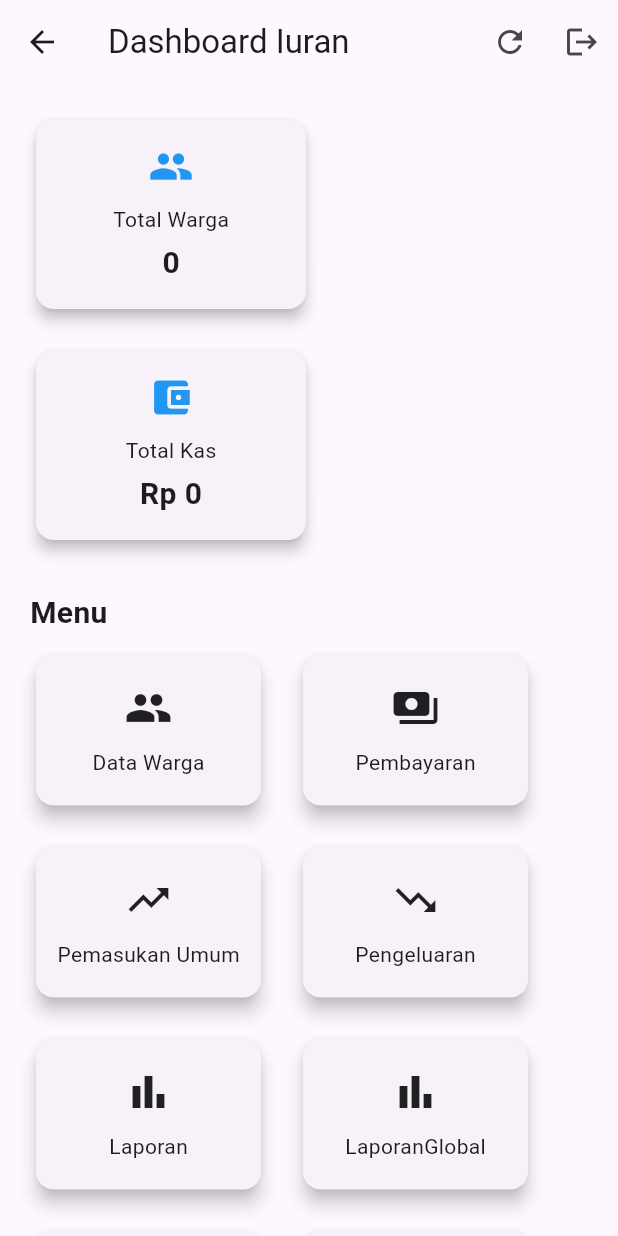
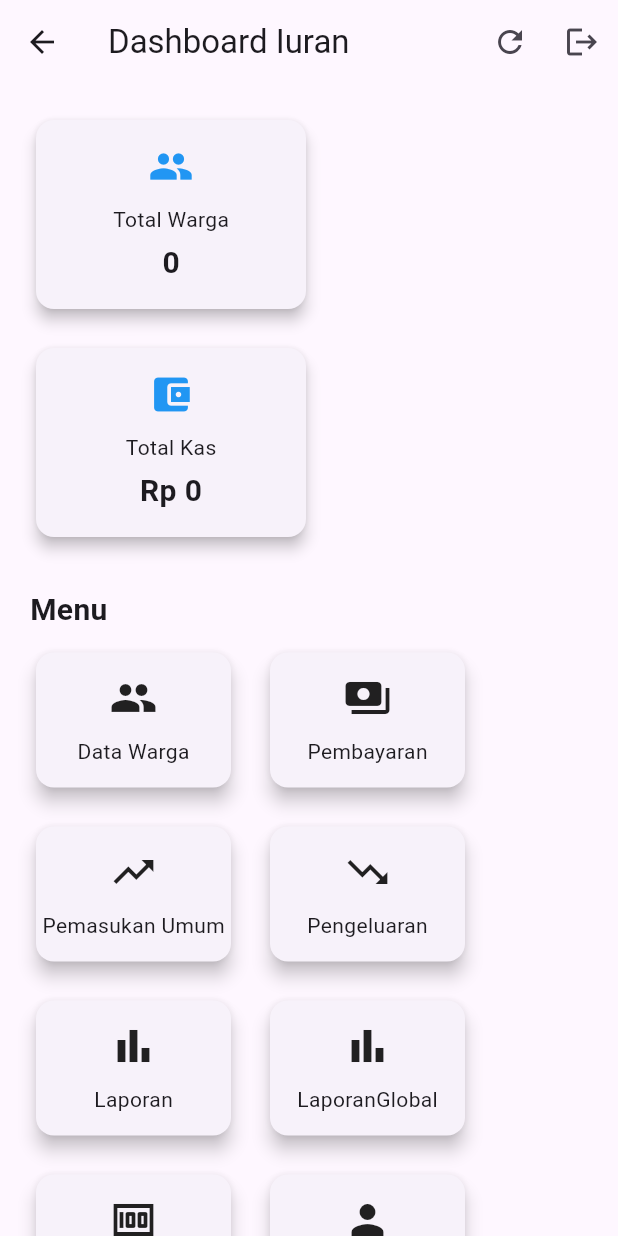
Before and after one commit to lutfikamil/iuran_warga, a Flutter app: the DashboardPage screen opened directly, on a phone screen of 412 x 824 dp. Run offline on Flutter 3.47's test engine with Material 3 defaults, Android fonts, the phone set to English and light mode, and no system bars; our stand-ins replace cloud_firestore, file_picker, firebase_auth, firebase_core, logger, pdf and 2 more; missing offline and left inert: excel, universal_html; accounts and stored records are empty.

Commit message:
Update dashboard_page.dart

```diff
--- a/lib/pages/dashboard/dashboard_page.dart
+++ b/lib/pages/dashboard/dashboard_page.dart
@@ -21,8 +21,8 @@ class DashboardPage extends StatelessWidget {
       child: Card(
         elevation: 5,
         child: SizedBox(
-          width: 150,
-          height: 100,
+          width: 130,
+          height: 90,
           child: Column(
             mainAxisAlignment: MainAxisAlignment.center,
             children: [
@@ -116,8 +116,8 @@ class DashboardPage extends StatelessWidget {
               children: [
                 /// STATISTIK
                 Wrap(
-                  spacing: 20,
-                  runSpacing: 20,
+                  spacing: 18,
+                  runSpacing: 18,
                   children: [
                     DashboardStat(
                       title: "Total Warga",
@@ -144,8 +144,8 @@ class DashboardPage extends StatelessWidget {
                 const SizedBox(height: 10),
 
                 Wrap(
-                  spacing: 20,
-                  runSpacing: 20,
+                  spacing: 18,
+                  runSpacing: 18,
                   children: [
                     menuCard(
                       context,
```
